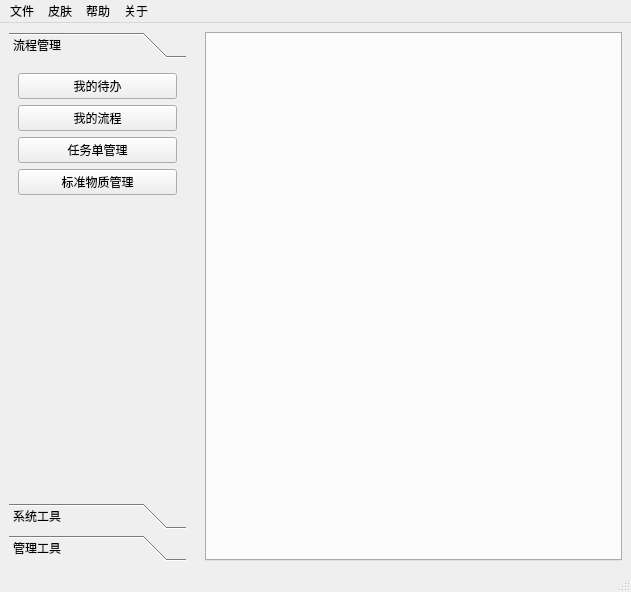
This is src/Client/mainwindow.ui in hcc01/ELIMS as Qt 5 draws it before an edit. The edited form follows.
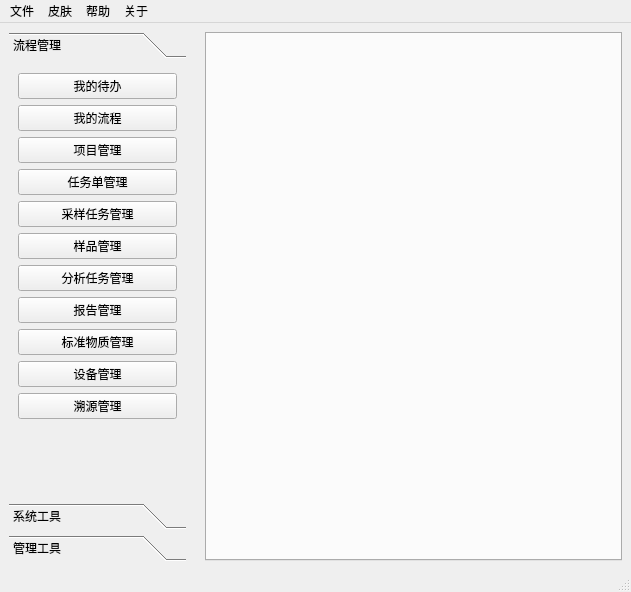
This is the edited form.

Commit message: 初步完成流程管理

Diff of the .ui file:
```diff
--- a/src/Client/mainwindow.ui
+++ b/src/Client/mainwindow.ui
@@ -56,6 +56,13 @@
           </property>
          </widget>
         </item>
+        <item>
+         <widget class="QPushButton" name="btnSubmited_2">
+          <property name="text">
+           <string>项目管理</string>
+          </property>
+         </widget>
+        </item>
         <item>
          <widget class="QPushButton" name="btTaskSheet">
           <property name="text">
@@ -63,6 +70,34 @@
           </property>
          </widget>
         </item>
+        <item>
+         <widget class="QPushButton" name="btTaskSheet_2">
+          <property name="text">
+           <string>采样任务管理</string>
+          </property>
+         </widget>
+        </item>
+        <item>
+         <widget class="QPushButton" name="btTaskSheet_3">
+          <property name="text">
+           <string>样品管理</string>
+          </property>
+         </widget>
+        </item>
+        <item>
+         <widget class="QPushButton" name="btTaskSheet_4">
+          <property name="text">
+           <string>分析任务管理</string>
+          </property>
+         </widget>
+        </item>
+        <item>
+         <widget class="QPushButton" name="btTaskSheet_5">
+          <property name="text">
+           <string>报告管理</string>
+          </property>
+         </widget>
+        </item>
         <item>
          <widget class="QPushButton" name="btRMManage">
           <property name="text">
@@ -70,6 +105,20 @@
           </property>
          </widget>
         </item>
+        <item>
+         <widget class="QPushButton" name="btRMManage_2">
+          <property name="text">
+           <string>设备管理</string>
+          </property>
+         </widget>
+        </item>
+        <item>
+         <widget class="QPushButton" name="btRMManage_3">
+          <property name="text">
+           <string>溯源管理</string>
+          </property>
+         </widget>
+        </item>
         <item>
          <spacer name="verticalSpacer">
           <property name="orientation">
```
The commit also changes 25 other files.
